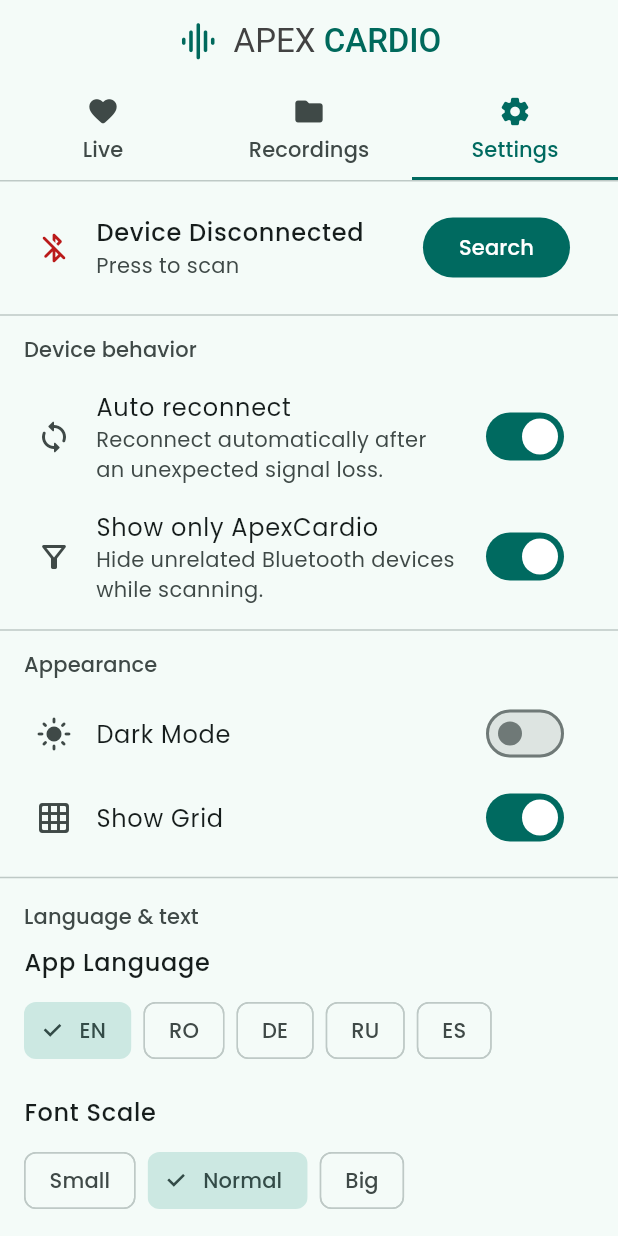
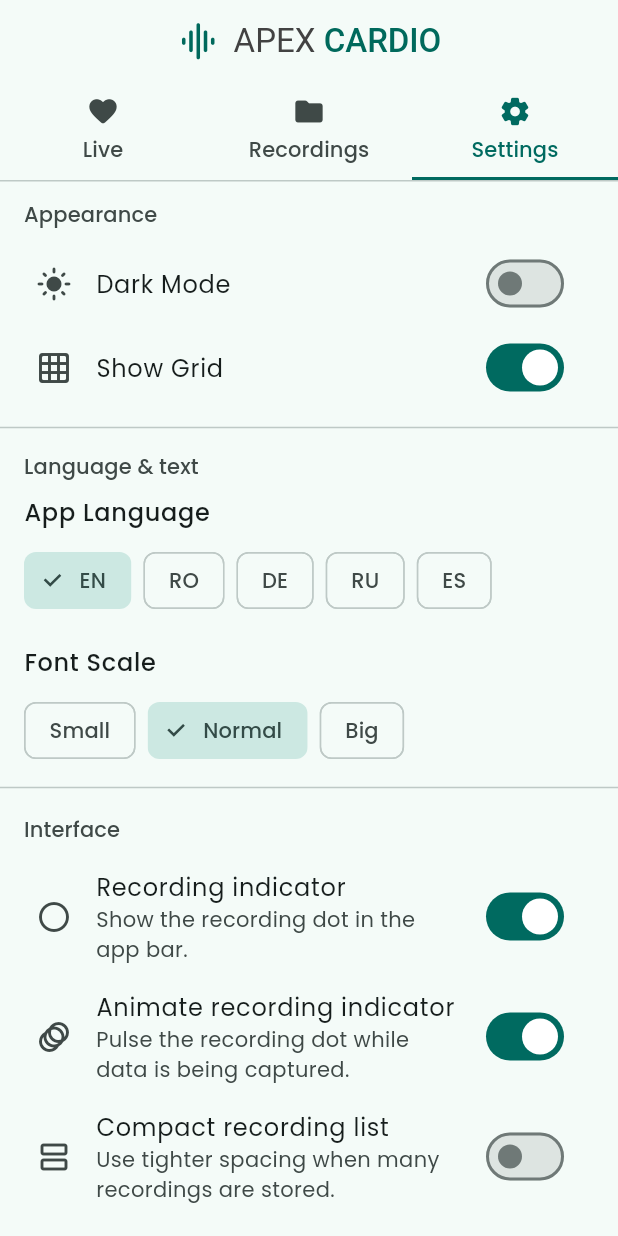
Before and after one commit to ValyMnDul/ApexCardio, a Flutter app: the screen it shows after launch, tab 3 chosen, on a phone screen of 412 x 824 dp. Run offline on Flutter 3.47's test engine with Material 3 defaults, Android fonts, the phone set to English and light mode, and no system bars; our stand-ins replace flutter_blue_plus, pdf, permission_handler, printing, share_plus, shared_preferences and 1 more; missing offline and left inert: file_selector, flutter_foreground_task; accounts and stored records are empty; statements that could not run were skipped.

Commit message:
feat: add UI preferences provider and integrate recording settings in the app

```diff
--- a/mobile/lib/main.dart
+++ b/mobile/lib/main.dart
@@ -12,6 +12,7 @@
 import 'providers/theme.dart';
 import 'providers/language.dart';
 import 'providers/font.dart';
+import 'providers/ui_preferences.dart';
 
 import 'tabs/live.dart';
 import 'tabs/recordings.dart';
@@ -32,6 +33,7 @@
         ChangeNotifierProvider(create: (_) => ThemeProvider()),
         ChangeNotifierProvider(create: (_) => LanguageProvider()),
         ChangeNotifierProvider(create: (_) => FontScaleProvider()),
+        ChangeNotifierProvider(create: (_) => UiPreferencesProvider()),
         ChangeNotifierProvider(create: (_) => BleProvider()),
         ChangeNotifierProvider(create: (_) => LiveEcgProvider()),
         ChangeNotifierProvider(
@@ -109,6 +111,8 @@
         context.watch<ThemeProvider>();
     final recording =
         context.watch<RecordingProvider>();
+    final uiPreferences =
+        context.watch<UiPreferencesProvider>();
 
     final scheme =
         Theme.of(context).colorScheme;
@@ -157,7 +161,8 @@
                   ],
                 ),
               ),
-              if (recording.hasActiveRecording) ...[
+              if (recording.hasActiveRecording &&
+                  uiPreferences.showRecordingIndicator) ...[
                 const SizedBox(width: 10),
                 _RecordingHeaderPulse(
                   active:
@@ -167,6 +172,8 @@
                   paused:
                       recording.isPaused ||
                       !recording.bleConnected,
+                  animate:
+                      uiPreferences.animateRecordingIndicator,
                 ),
               ],
             ],
@@ -271,10 +278,12 @@
 class _RecordingHeaderPulse extends StatefulWidget {
   final bool active;
   final bool paused;
+  final bool animate;
 
   const _RecordingHeaderPulse({
     required this.active,
     required this.paused,
+    required this.animate,
   });
 
   @override
@@ -329,13 +338,15 @@
     super.didUpdateWidget(oldWidget);
 
     if (oldWidget.active != widget.active ||
-        oldWidget.paused != widget.paused) {
+        oldWidget.paused != widget.paused ||
+        oldWidget.animate != widget.animate) {
       _syncAnimation();
     }
   }
 
   void _syncAnimation() {
-    if (widget.active) {
+    if (widget.active &&
+        widget.animate) {
       _controller.repeat(reverse: true);
     } else {
       _controller
@@ -363,10 +374,14 @@
       builder: (context, child) {
         return Opacity(
           opacity:
-              widget.active ? _opacity.value : 1,
+              widget.active && widget.animate
+                  ? _opacity.value
+                  : 1,
           child: Transform.scale(
             scale:
-                widget.active ? _scale.value : 1,
+                widget.active && widget.animate
+                    ? _scale.value
+                    : 1,
             child: child,
           ),
         );
--- a/mobile/lib/providers/language.dart
+++ b/mobile/lib/providers/language.dart
@@ -174,6 +174,14 @@
       "apex_only": "Show only ApexCardio",
       "apex_only_desc": "Hide unrelated Bluetooth devices while scanning.",
 
+      "ui_section": "Interface",
+      "recording_indicator": "Recording indicator",
+      "recording_indicator_desc": "Show the recording dot in the app bar.",
+      "recording_indicator_animation": "Animate recording indicator",
+      "recording_indicator_animation_desc": "Pulse the recording dot while data is being captured.",
+      "compact_recordings": "Compact recording list",
+      "compact_recordings_desc": "Use tighter spacing when many recordings are stored.",
+
     },
     "RO": {
       "live_tab": "Live",
@@ -324,6 +332,14 @@
       "auto_reconnect_desc": "Reconectează automat după o pierdere neașteptată a semnalului.",
       "apex_only": "Arată doar ApexCardio",
       "apex_only_desc": "Ascunde alte dispozitive Bluetooth în timpul scanării.",
+
+      "ui_section": "Interfață",
+      "recording_indicator": "Indicator de înregistrare",
+      "recording_indicator_desc": "Arată bulina de înregistrare în bara de sus.",
+      "recording_indicator_animation": "Animează indicatorul",
+      "recording_indicator_animation_desc": "Bulina pulsează cât timp se înregistrează date.",
+      "compact_recordings": "Listă compactă de înregistrări",
+      "compact_recordings_desc": "Folosește spațiere mai mică atunci când ai multe înregistrări.",
 
     },
     "DE": {
@@ -476,6 +492,14 @@
       "apex_only": "Nur ApexCardio anzeigen",
       "apex_only_desc": "Andere Bluetooth-Geräte beim Scannen ausblenden.",
 
+      "ui_section": "Oberfläche",
+      "recording_indicator": "Aufnahmeanzeige",
+      "recording_indicator_desc": "Zeigt den Aufnahmepunkt in der oberen Leiste.",
+      "recording_indicator_animation": "Aufnahmeanzeige animieren",
+      "recording_indicator_animation_desc": "Der Punkt pulsiert während der Aufnahme.",
+      "compact_recordings": "Kompakte Aufnahmeliste",
+      "compact_recordings_desc": "Engere Abstände bei vielen gespeicherten Aufnahmen.",
+
     },
     "RU": {
       "live_tab": "Live",
@@ -626,6 +650,14 @@
       "auto_reconnect_desc": "Автоматически подключаться после неожиданной потери сигнала.",
       "apex_only": "Только ApexCardio",
       "apex_only_desc": "Скрывать другие Bluetooth-устройства при поиске.",
+
+      "ui_section": "Интерфейс",
+      "recording_indicator": "Индикатор записи",
+      "recording_indicator_desc": "Показывать точку записи в верхней панели.",
+      "recording_indicator_animation": "Анимация индикатора",
+      "recording_indicator_animation_desc": "Точка пульсирует во время записи данных.",
+      "compact_recordings": "Компактный список записей",
+      "compact_recordings_desc": "Уменьшить интервалы при большом количестве записей.",
 
     },
     "ES": {
@@ -778,6 +810,14 @@
       "apex_only": "Mostrar solo ApexCardio",
       "apex_only_desc": "Ocultar otros dispositivos Bluetooth durante la búsqueda.",
 
+      "ui_section": "Interfaz",
+      "recording_indicator": "Indicador de grabación",
+      "recording_indicator_desc": "Mostrar el punto de grabación en la barra superior.",
+      "recording_indicator_animation": "Animar indicador de grabación",
+      "recording_indicator_animation_desc": "El punto pulsa mientras se capturan datos.",
+      "compact_recordings": "Lista compacta de grabaciones",
+      "compact_recordings_desc": "Usar menos espacio cuando hay muchas grabaciones.",
+
     },
   };
 
--- /dev/null
+++ b/mobile/lib/providers/ui_preferences.dart
@@ -0,0 +1,60 @@
+import 'package:flutter/material.dart';
+import 'package:shared_preferences/shared_preferences.dart';
+
+class UiPreferencesProvider extends ChangeNotifier {
+  bool showRecordingIndicator = true;
+  bool animateRecordingIndicator = true;
+  bool compactRecordingList = false;
+
+  UiPreferencesProvider() {
+    _load();
+  }
+
+  Future<void> _load() async {
+    final prefs = await SharedPreferences.getInstance();
+
+    showRecordingIndicator =
+        prefs.getBool('ui_show_recording_indicator') ?? true;
+
+    animateRecordingIndicator =
+        prefs.getBool('ui_animate_recording_indicator') ?? true;
+
+    compactRecordingList =
+        prefs.getBool('ui_compact_recording_list') ?? false;
+
+    notifyListeners();
+  }
+
+  Future<void> setShowRecordingIndicator(bool value) async {
+    showRecordingIndicator = value;
+    notifyListeners();
+
+    final prefs = await SharedPreferences.getInstance();
+    await prefs.setBool(
+      'ui_show_recording_indicator',
+      value,
+    );
+  }
+
+  Future<void> setAnimateRecordingIndicator(bool value) async {
+    animateRecordingIndicator = value;
+    notifyListeners();
+
+    final prefs = await SharedPreferences.getInstance();
+    await prefs.setBool(
+      'ui_animate_recording_indicator',
+      value,
+    );
+  }
+
+  Future<void> setCompactRecordingList(bool value) async {
+    compactRecordingList = value;
+    notifyListeners();
+
+    final prefs = await SharedPreferences.getInstance();
+    await prefs.setBool(
+      'ui_compact_recording_list',
+      value,
+    );
+  }
+}
--- a/mobile/lib/tabs/settings.dart
+++ b/mobile/lib/tabs/settings.dart
@@ -7,6 +7,7 @@
 import '../providers/ble.dart';
 import '../providers/live_ecg.dart';
 import '../providers/recording.dart';
+import '../providers/ui_preferences.dart';
 
 class Settings extends StatefulWidget {
   const Settings({super.key});
@@ -335,6 +336,8 @@
         context.watch<LiveEcgProvider>();
     final recordingProvider =
         context.watch<RecordingProvider>();
+    final uiPreferences =
+        context.watch<UiPreferencesProvider>();
     final scheme =
         Theme.of(context).colorScheme;
 
@@ -362,134 +365,6 @@
           28,
         ),
         children: [
-          Padding(
-            padding:
-                const EdgeInsets.symmetric(
-              horizontal: 8,
-            ),
-            child: ListTile(
-              leading: Icon(
-                bleProvider.isConnected
-                    ? Icons
-                        .bluetooth_connected_rounded
-                    : Icons
-                        .bluetooth_disabled_rounded,
-                color: bleProvider.isConnected
-                    ? scheme.primary
-                    : scheme.error,
-              ),
-              title: Text(
-                bleProvider.isConnected
-                    ? languageProvider
-                        .translate(
-                          "ble_connected",
-                        )
-                    : languageProvider
-                        .translate(
-                          "ble_disconnected",
-                        ),
-                maxLines: 1,
-                overflow:
-                    TextOverflow.ellipsis,
-                style: const TextStyle(
-                  fontWeight:
-                      FontWeight.w600,
-                ),
-              ),
-              subtitle: Text(
-                deviceName,
-                maxLines: 1,
-                overflow:
-                    TextOverflow.ellipsis,
-              ),
-              trailing:
-                  ConstrainedBox(
-                constraints:
-                    const BoxConstraints(
-                  maxWidth: 126,
-                ),
-                child: FittedBox(
-                  fit: BoxFit.scaleDown,
-                  child: bleProvider
-                          .isConnected
-                      ? TextButton(
-                          onPressed:
-                              recordingProvider
-                                      .hasActiveRecording
-                                  ? null
-                                  : bleProvider
-                                      .disconnect,
-                          child: Text(
-                            languageProvider
-                                .translate(
-                              "disconnect",
-                            ),
-                          ),
-                        )
-                      : FilledButton(
-                          onPressed:
-                              recordingProvider
-                                      .hasActiveRecording
-                                  ? null
-                                  : () {
-                                      _showBleScanDialog(
-                                        context,
-                                      );
-                                    },
-                          child: Text(
-                            languageProvider
-                                .translate(
-                              "ble_search",
-                            ),
-                          ),
-                        ),
-                ),
-              ),
-            ),
-          ),
-          Divider(
-            height: 18,
-            color: scheme.outlineVariant,
-          ),
-          _SectionHeader(
-            label: languageProvider.translate(
-              "device_behavior",
-            ),
-          ),
-          _SettingsSwitchRow(
-            icon: Icons.sync_rounded,
-            label: languageProvider.translate(
-              "auto_reconnect",
-            ),
-            subtitle:
-                languageProvider.translate(
-              "auto_reconnect_desc",
-            ),
-            value:
-                bleProvider.autoReconnectEnabled,
-            onChanged:
-                bleProvider
-                    .setAutoReconnectEnabled,
-          ),
-          _SettingsSwitchRow(
-            icon: Icons.filter_alt_outlined,
-            label: languageProvider.translate(
-              "apex_only",
-            ),
-            subtitle:
-                languageProvider.translate(
-              "apex_only_desc",
-            ),
-            value:
-                bleProvider.showOnlyApexDevices,
-            onChanged:
-                bleProvider
-                    .setShowOnlyApexDevices,
-          ),
-          Divider(
-            height: 18,
-            color: scheme.outlineVariant,
-          ),
           _SectionHeader(
             label: languageProvider.translate(
               "appearance_section",
@@ -583,6 +458,189 @@
             onSelected:
                 fontScaleProvider
                     .setFontScale,
+          ),
+          Divider(
+            height: 28,
+            color: scheme.outlineVariant,
+          ),
+          _SectionHeader(
+            label: languageProvider.translate(
+              "ui_section",
+            ),
+          ),
+          _SettingsSwitchRow(
+            icon: Icons.circle_outlined,
+            label: languageProvider.translate(
+              "recording_indicator",
+            ),
+            subtitle:
+                languageProvider.translate(
+              "recording_indicator_desc",
+            ),
+            value:
+                uiPreferences.showRecordingIndicator,
+            onChanged:
+                uiPreferences
+                    .setShowRecordingIndicator,
+          ),
+          _SettingsSwitchRow(
+            icon: Icons.animation_rounded,
+            label: languageProvider.translate(
+              "recording_indicator_animation",
+            ),
+            subtitle:
+                languageProvider.translate(
+              "recording_indicator_animation_desc",
+            ),
+            value:
+                uiPreferences.animateRecordingIndicator,
+            onChanged:
+                uiPreferences
+                    .setAnimateRecordingIndicator,
+          ),
+          _SettingsSwitchRow(
+            icon: Icons.view_agenda_outlined,
+            label: languageProvider.translate(
+              "compact_recordings",
+            ),
+            subtitle:
+                languageProvider.translate(
+              "compact_recordings_desc",
+            ),
+            value:
+                uiPreferences.compactRecordingList,
+            onChanged:
+                uiPreferences.setCompactRecordingList,
+          ),
+          Divider(
+            height: 28,
+            color: scheme.outlineVariant,
+          ),
+          _SectionHeader(
+            label: languageProvider.translate(
+              "connected_device",
+            ),
+          ),
+          Padding(
+            padding:
+                const EdgeInsets.symmetric(
+              horizontal: 8,
+            ),
+            child: ListTile(
+              leading: Icon(
+                bleProvider.isConnected
+                    ? Icons
+                        .bluetooth_connected_rounded
+                    : Icons
+                        .bluetooth_disabled_rounded,
+                color: bleProvider.isConnected
+                    ? scheme.primary
+                    : scheme.error,
+              ),
+              title: Text(
+                bleProvider.isConnected
+                    ? languageProvider
+                        .translate(
+                          "ble_connected",
+                        )
+                    : languageProvider
+                        .translate(
+                          "ble_disconnected",
+                        ),
+                maxLines: 1,
+                overflow:
+                    TextOverflow.ellipsis,
+                style: const TextStyle(
+                  fontWeight:
+                      FontWeight.w600,
+                ),
+              ),
+              subtitle: Text(
+                deviceName,
+                maxLines: 1,
+                overflow:
+                    TextOverflow.ellipsis,
+              ),
+              trailing:
+                  ConstrainedBox(
+                constraints:
+                    const BoxConstraints(
+                  maxWidth: 126,
+                ),
+                child: FittedBox(
+                  fit: BoxFit.scaleDown,
+                  child: bleProvider
+                          .isConnected
+                      ? TextButton(
+                          onPressed:
+                              recordingProvider
+                                      .hasActiveRecording
+                                  ? null
+                                  : bleProvider
+                                      .disconnect,
+                          child: Text(
+                            languageProvider
+                                .translate(
+                              "disconnect",
+                            ),
+                          ),
+                        )
+                      : FilledButton(
+                          onPressed:
+                              recordingProvider
+                                      .hasActiveRecording
+                                  ? null
+                                  : () {
+                                      _showBleScanDialog(
+                                        context,
+                                      );
+                                    },
+                          child: Text(
+                            languageProvider
+                                .translate(
+                              "ble_search",
+                            ),
+                          ),
+                        ),
+                ),
+              ),
+            ),
+          ),
+          const SizedBox(height: 4),
+          _SectionHeader(
+            label: languageProvider.translate(
+              "device_behavior",
+            ),
+          ),
+          _SettingsSwitchRow(
+            icon: Icons.sync_rounded,
+            label: languageProvider.translate(
+              "auto_reconnect",
+            ),
+            subtitle:
+                languageProvider.translate(
+              "auto_reconnect_desc",
+            ),
+            value:
+                bleProvider.autoReconnectEnabled,
+            onChanged:
+                bleProvider
+                    .setAutoReconnectEnabled,
+          ),
+          _SettingsSwitchRow(
+            icon: Icons.filter_alt_outlined,
+            label: languageProvider.translate(
+              "apex_only",
+            ),
+            subtitle:
+                languageProvider.translate(
+              "apex_only_desc",
+            ),
+            value:
+                bleProvider.showOnlyApexDevices,
+            onChanged:
+                bleProvider
+                    .setShowOnlyApexDevices,
           ),
         ],
       ),
```
Also changed, not shown: mobile/lib/providers/ble.dart (+96 -17 lines), mobile/lib/tabs/recordings.dart (+35 -34 lines).
